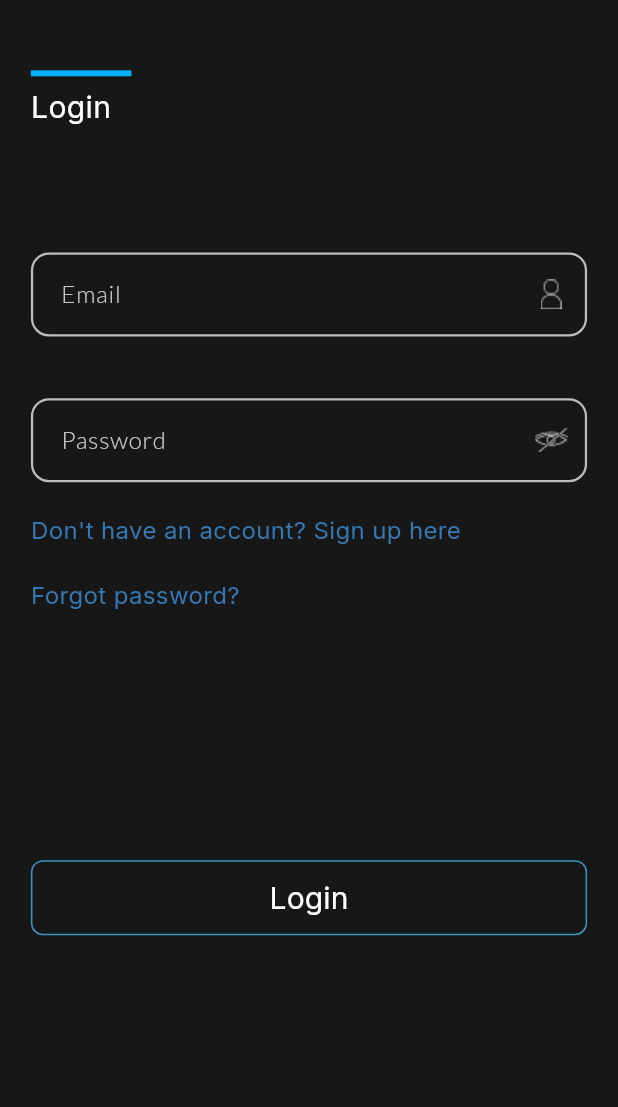
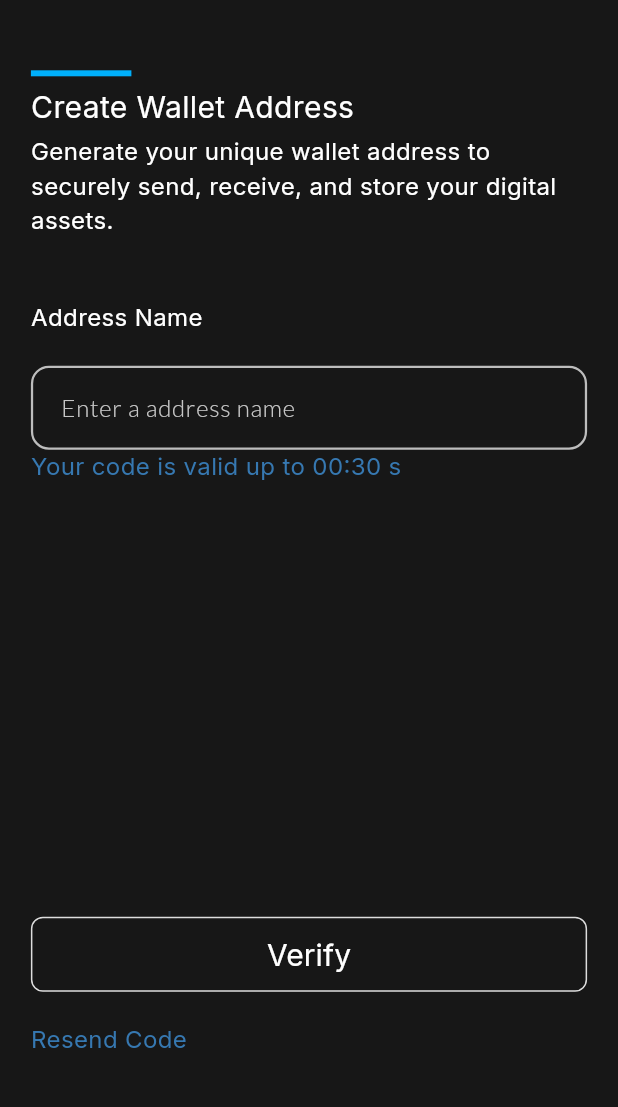
Before and after one commit to WalletGuruLLC/wg-mobile, a Flutter app: the screen it shows after launch, on a phone screen of 412 x 824 dp, the part 74-1181 px from its top. Run offline on Flutter 3.47's test engine with Material 3 defaults, Android fonts, the phone set to English and light mode, and no system bars; our stand-ins replace either_dart, equatable, flutter_bloc, go_router, google_fonts, kiwi and 1 more; generated files the repository leaves out were written again.

Commit message:
[Feature/Add] interfaz visual de create wallet

```diff
--- a/lib/application/core/validations/validations.dart
+++ b/lib/application/core/validations/validations.dart
@@ -66,4 +66,14 @@ class Validators {
     }
     return null;
   }
+
+  static String? validateAddress(String? value, [BuildContext? context]) {
+    if (value == null || value.isEmpty) {
+      return 'Please enter your address';
+    }
+    if (value.length < 5) {
+      return 'Please enter a valid address';
+    }
+    return null;
+  }
 }
--- a/lib/infrastructure/core/routes/router.dart
+++ b/lib/infrastructure/core/routes/router.dart
@@ -1,5 +1,6 @@
 import 'package:go_router/go_router.dart';
 import 'package:wallet_guru/infrastructure/core/routes/routes.dart';
+import 'package:wallet_guru/presentation/create_wallet/pages/create_wallet.dart';
 import 'package:wallet_guru/presentation/login/pages/authentication_page.dart';
 import 'package:wallet_guru/presentation/login/pages/login_page.dart';
 import 'package:wallet_guru/presentation/register/pages/register_pages.dart';
@@ -15,7 +16,7 @@ class WalletGuruRouter {
     GoRoute(
       name: Routes.splash.name,
       path: Routes.splash.path,
-      builder: (context, state) => const SplashScreenPage(),
+      builder: (context, state) => const CreateWalletPage(),
     ),
     GoRoute(
       name: Routes.signUp.name,
@@ -32,5 +33,10 @@ class WalletGuruRouter {
       path: Routes.doubleFactorAuth.path,
       builder: (context, state) => const AuthenticationPage(),
     ),
+    GoRoute(
+      name: Routes.createWallet.name,
+      path: Routes.createWallet.path,
+      builder: (context, state) => const CreateWalletPage(),
+    ),
   ];
 }
--- a/lib/infrastructure/core/routes/routes.dart
+++ b/lib/infrastructure/core/routes/routes.dart
@@ -8,4 +8,6 @@ class Routes {
   static final doubleFactorAuth =
       Route(path: '/doubleFactorAuth', name: 'doubleFactorAuth');
   static final dashboard = Route(path: '/dashboard', name: 'dashboard');
+  static final createWallet =
+      Route(path: '/createWallet', name: 'createWallet');
 }
--- a/lib/l10n/app_en.arb
+++ b/lib/l10n/app_en.arb
@@ -13,5 +13,9 @@
   "otp_authentication_description": "A unique code has been sent to your email address. Please check your inbox and enter the code below",
   "valid_code_time": "Your code is valid up to 00:30 s",
   "resend_code": "Resend Code",
-  "verify": "Verify"
+  "verify": "Verify",
+  "createWalletAddress": "Create Wallet Address",
+  "generateUniqueWallet": "Generate your unique wallet address to securely send, receive, and store your digital assets.",
+  "addressName": "Address Name",
+  "enterAddressName": "Enter a address name"
 }
--- a/lib/l10n/app_es.arb
+++ b/lib/l10n/app_es.arb
@@ -13,5 +13,9 @@
   "otp_authentication_description": "Se ha enviado un código único a su dirección de correo electrónico. Compruebe su bandeja de entrada e introduzca el código a continuación",
   "valid_code_time": "Tu código es válido hasta 00:30 s",
   "resend_code": "Reenviar código",
-  "verify": "Verificar"
+  "verify": "Verificar",
+  "createWalletAddress": "Crear Dirección de Billetera",
+  "generateUniqueWallet": "Genera tu dirección de billetera única para enviar, recibir y almacenar tus activos digitales de manera segura.",
+  "addressName": "Nombre de la Dirección",
+   "enterAddressName": "Ingrese el nombre de dirección"
 }
--- a/lib/presentation/core/styles/schemas/dark_color_schema.dart
+++ b/lib/presentation/core/styles/schemas/dark_color_schema.dart
@@ -48,7 +48,7 @@ class DarkColorScheme implements AppCustomColors {
   Color get successText => const Color(0xFF067647);
 
   @override
-  Color get buttonColor => const Color(0xFF1DA1F2);
+  Color get buttonColor => const Color(0xFF3678B1);
 
   @override
   Color get buttonTextColor => const Color(0xFFFFFFFF);
--- /dev/null
+++ b/lib/presentation/core/widgets/base_modal.dart
@@ -0,0 +1 @@
+//
--- /dev/null
+++ b/lib/presentation/core/widgets/wallet_address_form.dart
@@ -0,0 +1,53 @@
+import 'package:flutter/material.dart';
+import 'package:flutter_gen/gen_l10n/app_localizations.dart';
+import 'package:wallet_guru/application/core/validations/validations.dart';
+import 'base_text_form_field.dart';
+import 'package:wallet_guru/presentation/core/styles/text_styles/app_text_styles.dart';
+
+class WalletAddressForm extends StatefulWidget {
+  final void Function(String?)? onChanged;
+  final String? initialValue;
+  final String? hintText;
+  final bool enabled;
+  final bool allowNull;
+  final String? labelText;
+
+  const WalletAddressForm({
+    super.key,
+    this.initialValue,
+    this.hintText,
+    this.enabled = true,
+    required this.onChanged,
+    this.labelText,
+    this.allowNull = false,
+  });
+
+  @override
+  State<WalletAddressForm> createState() => _WalletAddressFormState();
+}
+
+class _WalletAddressFormState extends State<WalletAddressForm> {
+  @override
+  Widget build(BuildContext context) {
+    final l10n = AppLocalizations.of(context)!;
+    return Column(
+      crossAxisAlignment: CrossAxisAlignment.start,
+      children: [
+        if (widget.labelText != null)
+          Text(
+            widget.labelText!,
+            style: AppTextStyles.formText,
+          ),
+        BaseTextFormField(
+          enabled: widget.enabled,
+          initialValue: widget.initialValue,
+          keyboardType: TextInputType.text,
+          hintText: widget.hintText ?? l10n.enterAddressName,
+          hintStyle: AppTextStyles.formText,
+          onChanged: widget.onChanged,
+          validator: (value, context) => Validators.validateAddress(value),
+        ),
+      ],
+    );
+  }
+}
--- /dev/null
+++ b/lib/presentation/create_wallet/pages/create_wallet.dart
@@ -0,0 +1,26 @@
+import 'package:flutter/material.dart';
+import 'package:wallet_guru/presentation/core/widgets/layout.dart';
+import 'package:wallet_guru/presentation/create_wallet/widgets/create_wallet.dart';
+
+class CreateWalletPage extends StatelessWidget {
+  const CreateWalletPage({super.key});
+
+  @override
+  Widget build(BuildContext context) {
+    Size size = MediaQuery.of(context).size;
+    return WalletGuruLayout(
+      showSafeArea: true,
+      showAppBar: false,
+      children: [
+        Padding(
+          padding: EdgeInsets.symmetric(horizontal: size.width * 0.05),
+          child: SizedBox(
+            width: size.width * 0.90,
+            height: size.height,
+            child: const CreateWalletForm(),
+          ),
+        ),
+      ],
+    );
+  }
+}
--- /dev/null
+++ b/lib/presentation/create_wallet/widgets/create_wallet.dart
@@ -0,0 +1,112 @@
+import 'package:flutter/material.dart';
+import 'package:go_router/go_router.dart';
+import 'package:flutter_gen/gen_l10n/app_localizations.dart';
+import 'package:wallet_guru/presentation/core/assets/assets.dart';
+import 'package:wallet_guru/infrastructure/core/routes/routes.dart';
+import 'package:wallet_guru/presentation/core/widgets/text_base.dart';
+import 'package:wallet_guru/presentation/core/widgets/custom_button.dart';
+import 'package:wallet_guru/presentation/core/widgets/auth_login_divider.dart';
+import 'package:wallet_guru/presentation/core/styles/schemas/app_color_schema.dart';
+import 'package:wallet_guru/presentation/core/widgets/wallet_address_form.dart';
+
+class CreateWalletForm extends StatefulWidget {
+  const CreateWalletForm({super.key});
+
+  @override
+  State<CreateWalletForm> createState() => CreateWalletFormState();
+}
+
+class CreateWalletFormState extends State<CreateWalletForm> {
+  final _formKey = GlobalKey<FormState>();
+  String? _address;
+  bool _addressMinLength = false;
+
+  @override
+  Widget build(BuildContext context) {
+    final l10n = AppLocalizations.of(context)!;
+    double size = MediaQuery.of(context).size.height;
+    return Form(
+        key: _formKey, child: _buildEmailAndPasswordView(size, context, l10n));
+  }
+
+  Widget _buildEmailAndPasswordView(
+      double size, BuildContext context, AppLocalizations l10n) {
+    return SingleChildScrollView(
+      child: Column(
+        crossAxisAlignment: CrossAxisAlignment.start,
+        children: <Widget>[
+          Image.asset(
+            Assets.iconLogo,
+          ),
+          SizedBox(height: size * 0.05),
+          const AuthLoginDivider(),
+          TextBase(
+            text: l10n.createWalletAddress,
+            fontSize: 20,
+            fontWeight: FontWeight.w400,
+          ),
+          SizedBox(height: size * 0.005),
+          TextBase(
+            text: l10n.generateUniqueWallet,
+            fontSize: 16,
+            fontWeight: FontWeight.w400,
+          ),
+          SizedBox(height: size * 0.05),
+          TextBase(
+            text: l10n.addressName,
+            fontSize: 16,
+            fontWeight: FontWeight.w400,
+          ),
+          SizedBox(height: size * 0.025),
+          WalletAddressForm(
+            initialValue: _address,
+            onChanged:
+                _onFormChanged, // Call the corrected _onFormChanged method
+          ),
+          TextBase(
+              color: AppColorSchema.of(context).tertiaryText,
+              text: l10n.valid_code_time,
+              fontSize: 16,
+              fontWeight: FontWeight.w400),
+          SizedBox(height: size * 0.35),
+          CustomButton(
+            border: Border.all(
+                color: !_addressMinLength
+                    ? AppColorSchema.of(context).secondaryButtonBorderColor
+                    : Colors.transparent),
+            color: !_addressMinLength
+                ? Colors.transparent
+                : AppColorSchema.of(context).buttonColor,
+            text: l10n.verify,
+            fontSize: 20,
+            fontWeight: FontWeight.w400,
+            onPressed: _onButtonPressed,
+          ),
+          SizedBox(height: size * 0.025),
+          TextBase(
+              color: AppColorSchema.of(context).tertiaryText,
+              text: l10n.resend_code,
+              fontSize: 16,
+              fontWeight: FontWeight.w400),
+        ],
+      ),
+    );
+  }
+
+  // Method to handle form changes
+  void _onFormChanged(String? value) {
+    setState(() {
+      _address = value;
+      _addressMinLength = value != null && value.length > 4;
+    });
+  }
+
+  // Method to handle button actions
+  void _onButtonPressed() {
+    if (_formKey.currentState!.validate()) {
+      setState(() {
+        GoRouter.of(context).pushNamed(Routes.doubleFactorAuth.name);
+      });
+    }
+  }
+}
```
